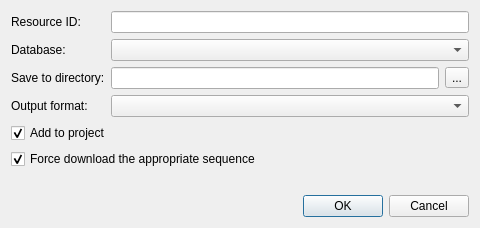
violethaze74/ugene, file src/corelibs/U2Gui/src/util/DownloadRemoteFileDialog.ui: the form before one commit.
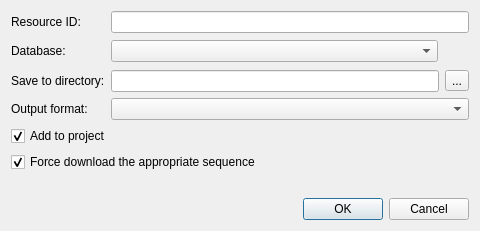
The form after the commit.

Commit message:
UGENE-7834 Add link to database in the "Access remote databases..." dialog (#1269)
* UGENE-7834 Add link to database in the Access remote databases... dialog

* UGENE-7834 fix

* UGENE-7834 fix

* UGENE-7834 test fix

```diff
--- a/src/corelibs/U2Gui/src/util/DownloadRemoteFileDialog.ui
+++ b/src/corelibs/U2Gui/src/util/DownloadRemoteFileDialog.ui
@@ -7,7 +7,7 @@
     <x>0</x>
     <y>0</y>
     <width>480</width>
-    <height>252</height>
+    <height>237</height>
    </rect>
   </property>
   <property name="sizePolicy">
@@ -67,6 +67,51 @@
        </property>
       </widget>
      </item>
+     <item row="1" column="1">
+      <layout class="QHBoxLayout" name="horizontalLayout_2">
+       <item>
+        <widget class="QComboBox" name="databasesBox">
+         <property name="sizePolicy">
+          <sizepolicy hsizetype="Expanding" vsizetype="Fixed">
+           <horstretch>0</horstretch>
+           <verstretch>0</verstretch>
+          </sizepolicy>
+         </property>
+        </widget>
+       </item>
+       <item>
+        <widget class="QLabel" name="lbExternalLink">
+         <property name="sizePolicy">
+          <sizepolicy hsizetype="Fixed" vsizetype="Fixed">
+           <horstretch>0</horstretch>
+           <verstretch>0</verstretch>
+          </sizepolicy>
+         </property>
+         <property name="minimumSize">
+          <size>
+           <width>25</width>
+           <height>25</height>
+          </size>
+         </property>
+         <property name="toolTip">
+          <string>Open database page</string>
+         </property>
+         <property name="text">
+          <string/>
+         </property>
+         <property name="textFormat">
+          <enum>Qt::RichText</enum>
+         </property>
+         <property name="openExternalLinks">
+          <bool>true</bool>
+         </property>
+         <property name="textInteractionFlags">
+          <set>Qt::TextBrowserInteraction</set>
+         </property>
+        </widget>
+       </item>
+      </layout>
+     </item>
      <item row="2" column="0">
       <widget class="QLabel" name="saveFilenameLabel">
        <property name="sizePolicy">
@@ -107,16 +152,6 @@
        </item>
       </layout>
      </item>
-     <item row="1" column="1">
-      <widget class="QComboBox" name="databasesBox">
-       <property name="sizePolicy">
-        <sizepolicy hsizetype="Expanding" vsizetype="Fixed">
-         <horstretch>0</horstretch>
-         <verstretch>0</verstretch>
-        </sizepolicy>
-       </property>
-      </widget>
-     </item>
      <item row="3" column="0">
       <widget class="QLabel" name="formatLabel">
        <property name="text">
```
The commit also changes 9 other files.
